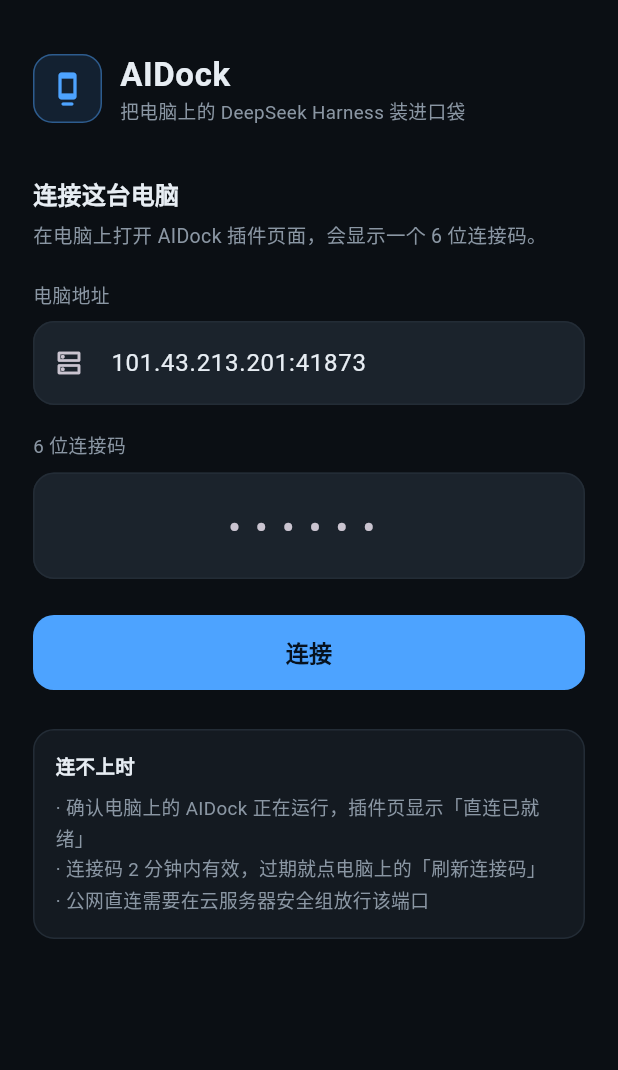
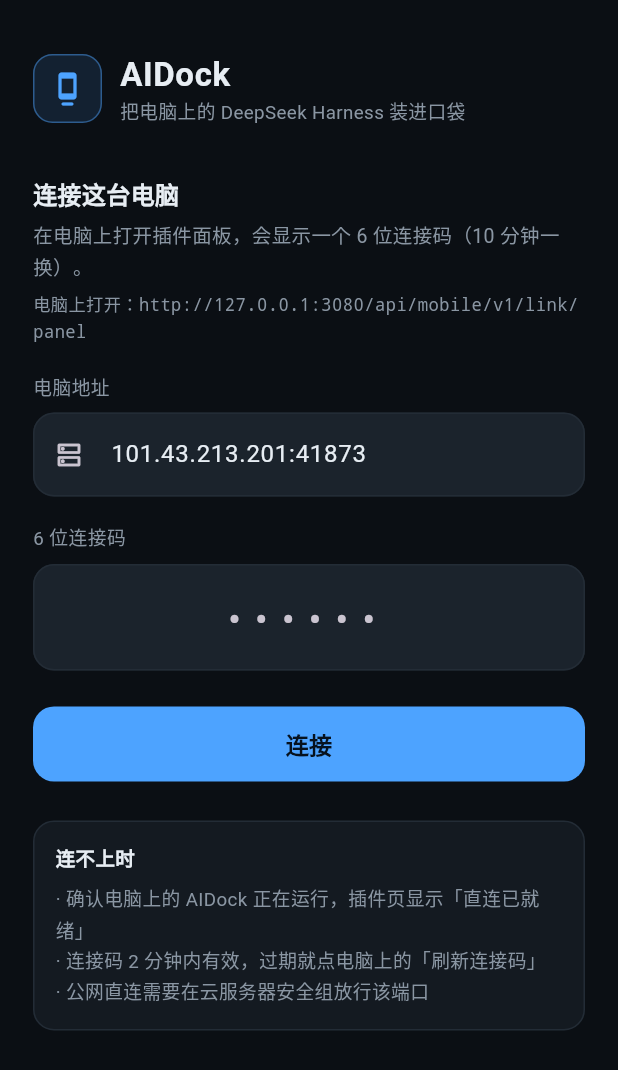
Before and after one commit to xg-1-179/aidock-app, a Flutter app: the screen it shows after launch, on a phone screen of 412 x 824 dp. Shown: the top 1070 px of the screen. Run offline on Flutter 3.47's test engine with Material 3 defaults, Android fonts, the phone set to English and light mode, and no system bars; missing offline and left inert: cryptography.

Commit message:
fix(app): withOpacity for Flutter 3.24

```diff
--- a/app/lib/pages/chat_page.dart
+++ b/app/lib/pages/chat_page.dart
@@ -133,7 +133,7 @@ class _ChatPageState extends State<ChatPage> {
       decoration: BoxDecoration(
         color: AidockColors.surface,
         borderRadius: BorderRadius.circular(14),
-        border: Border.all(color: AidockColors.warn.withValues(alpha: 0.45)),
+        border: Border.all(color: AidockColors.warn.withOpacity(0.45)),
       ),
       child: Column(
         crossAxisAlignment: CrossAxisAlignment.start,
--- a/app/lib/pages/pair_page.dart
+++ b/app/lib/pages/pair_page.dart
@@ -71,8 +71,12 @@ class _PairPageState extends State<PairPage> {
               const Text('连接这台电脑',
                   style: TextStyle(fontSize: 16, fontWeight: FontWeight.w600)),
               const SizedBox(height: 6),
-              const Text('在电脑上打开 AIDock 插件页面，会显示一个 6 位连接码。',
+              const Text('在电脑上打开插件面板，会显示一个 6 位连接码（10 分钟一换）。',
                   style: TextStyle(fontSize: 13, color: AidockColors.textDim, height: 1.5)),
+              const SizedBox(height: 6),
+              const SelectableText('电脑上打开：http://127.0.0.1:3080/api/mobile/v1/link/panel',
+                  style: TextStyle(fontSize: 11.5, color: AidockColors.textDim, height: 1.5,
+                      fontFamily: 'monospace')),
               const SizedBox(height: 20),
               _label('电脑地址'),
               const SizedBox(height: 8),
```
